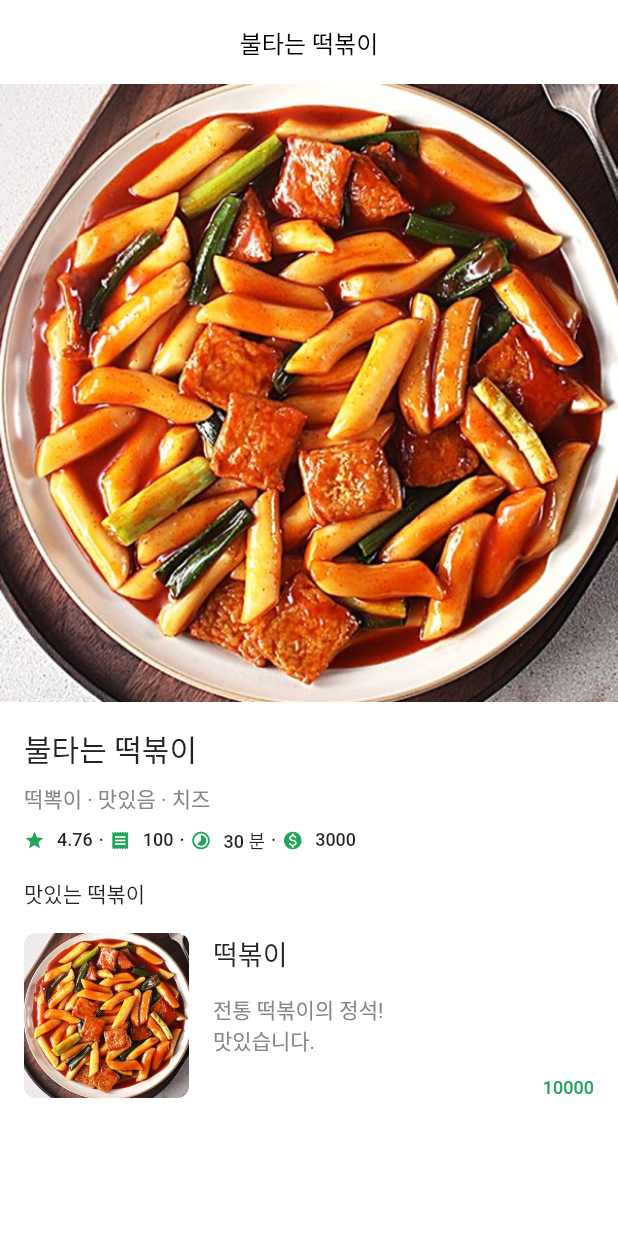
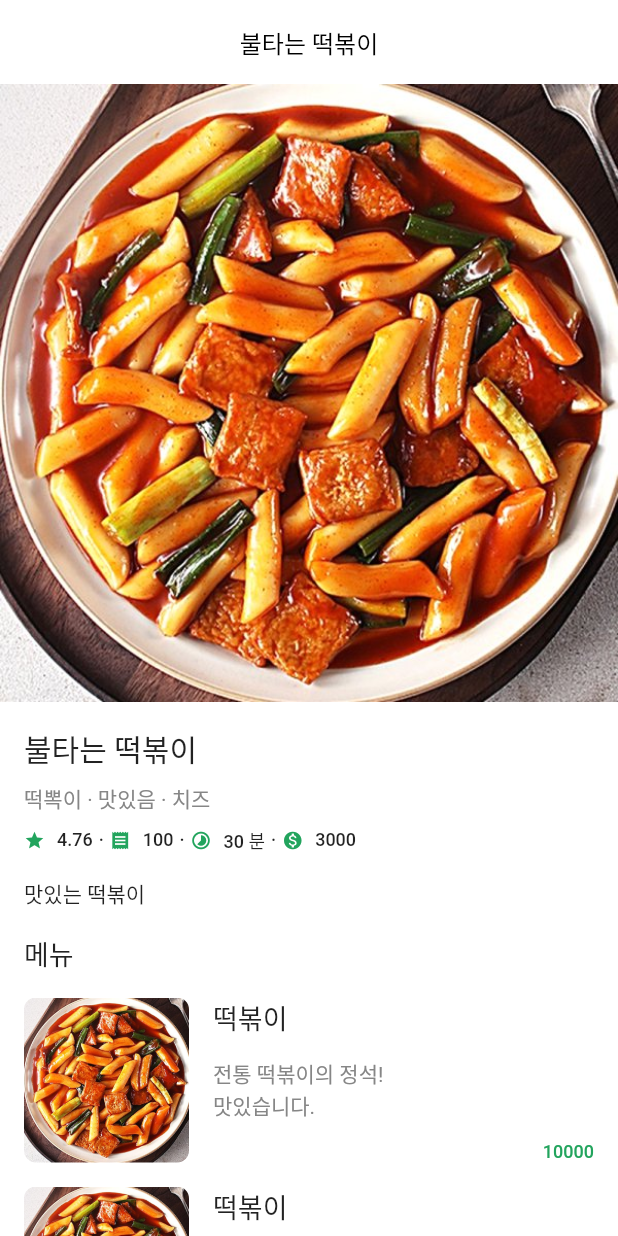
Before and after one commit to JooSeunghyeon/flutterlogin, a Flutter app: the RestaurantDetailScreen widget shown alone on an empty page, opened directly, on a phone screen of 412 x 824 dp. Run offline on Flutter 3.47's test engine with Material 2 defaults, Android fonts, the phone set to English and light mode, and no system bars; our stand-ins replace dio, flutter_secure_storage; accounts and stored records are empty; network calls fail.

```diff
--- a/lib/product/component/product_card.dart
+++ b/lib/product/component/product_card.dart
@@ -6,7 +6,7 @@ class ProductCard extends StatelessWidget {
 
   @override
   Widget build(BuildContext context) {
-    return IntrinsicHeight(
+    return IntrinsicHeight( // 위젯의 크기만큼 생성 되서 Intrinsic 쓰면 위젯의 부모 크기 ? 만큼 가능함.
       child: Row(
         children: [
           ClipRRect(
--- a/lib/restaurant/view/restaurant_detail_screen.dart
+++ b/lib/restaurant/view/restaurant_detail_screen.dart
@@ -10,9 +10,72 @@ class RestaurantDetailScreen extends StatelessWidget {
   Widget build(BuildContext context) {
     return DefaultLayout(
         title: '불타는 떡볶이',
-      child: Column(
-        children: [
-          RestaurantCard(
+        child: CustomScrollView(
+          slivers: [
+            renderTop(),
+            renderLabel(),
+            renderProducts(),
+          ],
+        )
+
+        // Column(
+        //   children: [
+        //     RestaurantCard(
+        //       image: Image.asset('asset/img/foodTo.jpg'),
+        //       name: '불타는 떡볶이',
+        //       tags: ['떡뽁이', '맛있음', '치즈'],
+        //       ratingsCount: 100,
+        //       deliveryTime: 30,
+        //       deliveryFee: 3000,
+        //       ratings: 4.76,
+        //       isDetail: true,
+        //       detail: '맛있는 떡볶이',
+        //     ),
+        //     Padding(
+        //       padding: const EdgeInsets.symmetric(horizontal: 16.0),
+        //       child: ProductCard(),
+        //     ),
+        //   ],
+        // ),
+
+        );
+  }
+
+  SliverPadding renderLabel() {
+    return const SliverPadding(
+      padding: EdgeInsets.symmetric(horizontal: 16.0),
+      sliver: SliverToBoxAdapter(
+        child: Text(
+          '메뉴',
+          style: TextStyle(
+            fontSize: 18.0,
+            fontWeight: FontWeight.w500,
+          ),
+        ),
+      ),
+    );
+  }
+
+  SliverPadding renderProducts() {
+    return SliverPadding(
+      padding: EdgeInsets.symmetric(horizontal: 16.0),
+      sliver: SliverList(
+        delegate: SliverChildBuilderDelegate(
+          (context, index) {
+            return Padding(
+              padding: const EdgeInsets.only(top: 16.0),
+              child: ProductCard(),
+            );
+          },
+          childCount: 10,
+        ),
+      ),
+    );
+  }
+
+  SliverToBoxAdapter renderTop() {
+    return SliverToBoxAdapter(
+      child: RestaurantCard(
         image: Image.asset('asset/img/foodTo.jpg'),
         name: '불타는 떡볶이',
         tags: ['떡뽁이', '맛있음', '치즈'],
@@ -23,12 +86,6 @@ class RestaurantDetailScreen extends StatelessWidget {
         isDetail: true,
         detail: '맛있는 떡볶이',
       ),
-          Padding(
-            padding: const EdgeInsets.symmetric(horizontal: 16.0),
-            child: ProductCard(),
-          ),
-        ],
-      ),
     );
   }
 }
```
Lines whose indentation alone changed are shown as unchanged.
